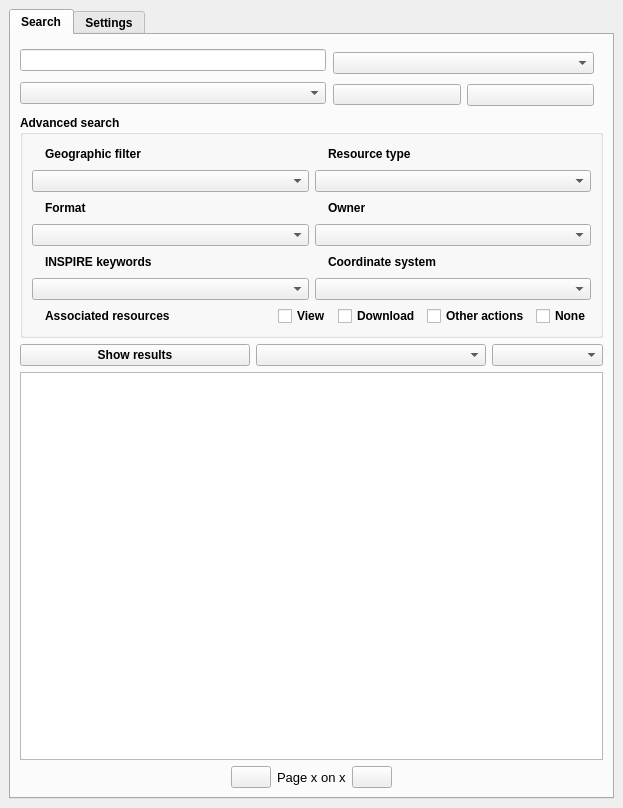
isogeo/isogeo-plugin-qgis, file ui/isogeo_dockwidget_base.ui: the form before one commit.
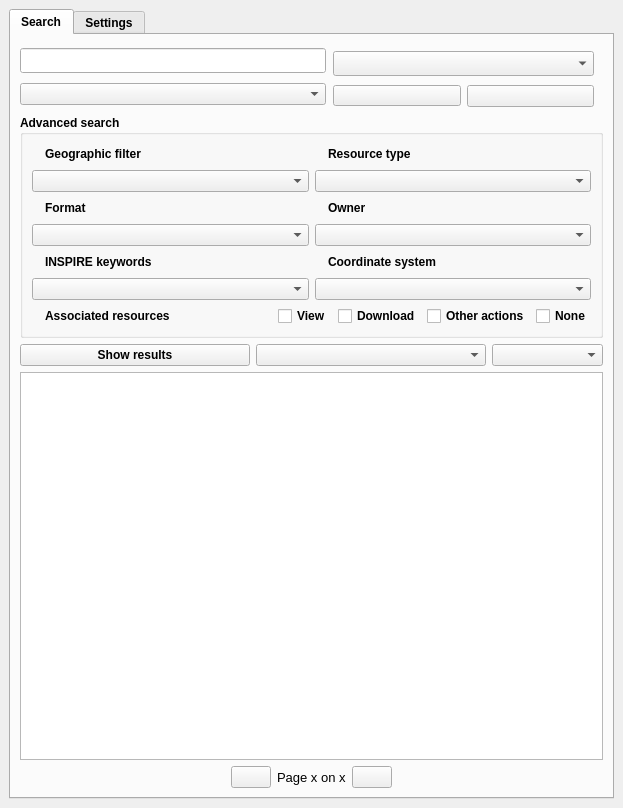
The form after the commit. Icons and pictures are not drawn. Custom widgets are drawn as their Qt base class.

Commit message: update ui to include quality and specifications #64

What changed in the file:
```diff
--- a/ui/isogeo_dockwidget_base.ui
+++ b/ui/isogeo_dockwidget_base.ui
@@ -13,7 +13,7 @@
   <property name="minimumSize">
    <size>
     <width>623</width>
-    <height>602</height>
+    <height>716</height>
    </size>
   </property>
   <property name="windowIcon">
@@ -66,6 +66,18 @@
            <layout class="QVBoxLayout" name="verticalLayout_6">
             <item>
              <widget class="QLineEdit" name="txt_input">
+              <property name="minimumSize">
+               <size>
+                <width>200</width>
+                <height>25</height>
+               </size>
+              </property>
+              <property name="toolTip">
+               <string>Enter your search terms</string>
+              </property>
+              <property name="autoFillBackground">
+               <bool>true</bool>
+              </property>
               <property name="inputMask">
                <string />
               </property>
@@ -93,12 +105,19 @@
                <x>1</x>
                <y>4</y>
                <width>261</width>
-               <height>63</height>
+               <height>64</height>
               </rect>
              </property>
              <layout class="QVBoxLayout" name="verticalLayout_11">
               <item>
-               <widget class="QComboBox" name="cbb_keywords" />
+               <widget class="QComboBox" name="cbb_keywords">
+                <property name="minimumSize">
+                 <size>
+                  <width>0</width>
+                  <height>25</height>
+                 </size>
+                </property>
+               </widget>
               </item>
               <item>
                <layout class="QHBoxLayout" name="horizontalLayout_13">
```
Left out of the diff: 322 changed lines with no effect on the pictures. The commit also changes 1 other file.
